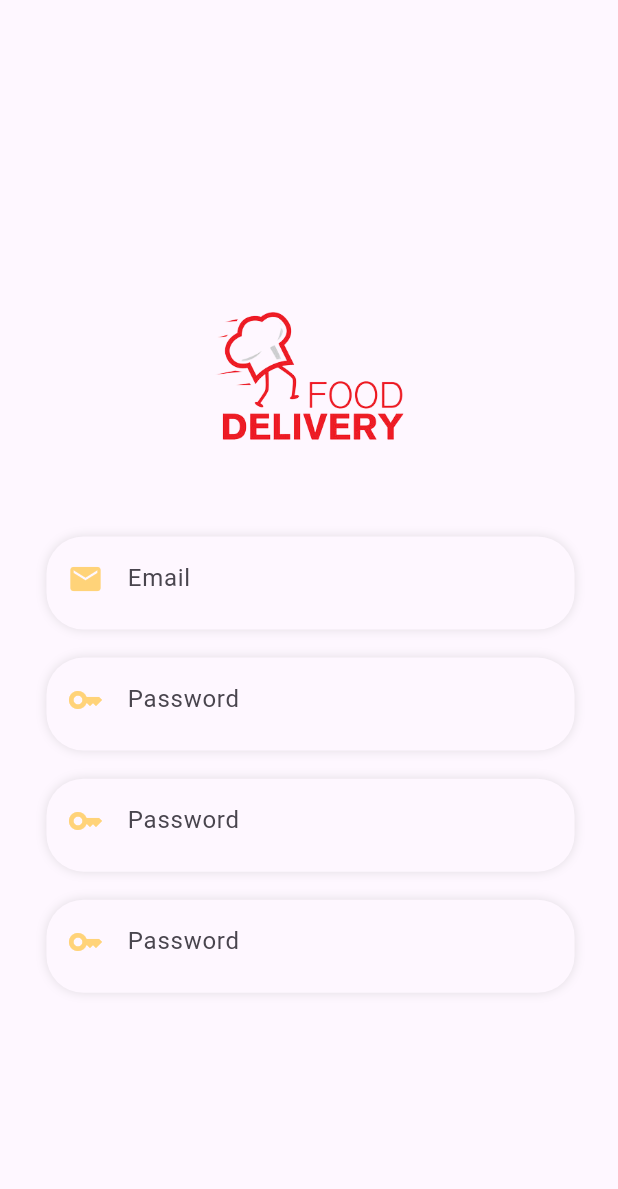
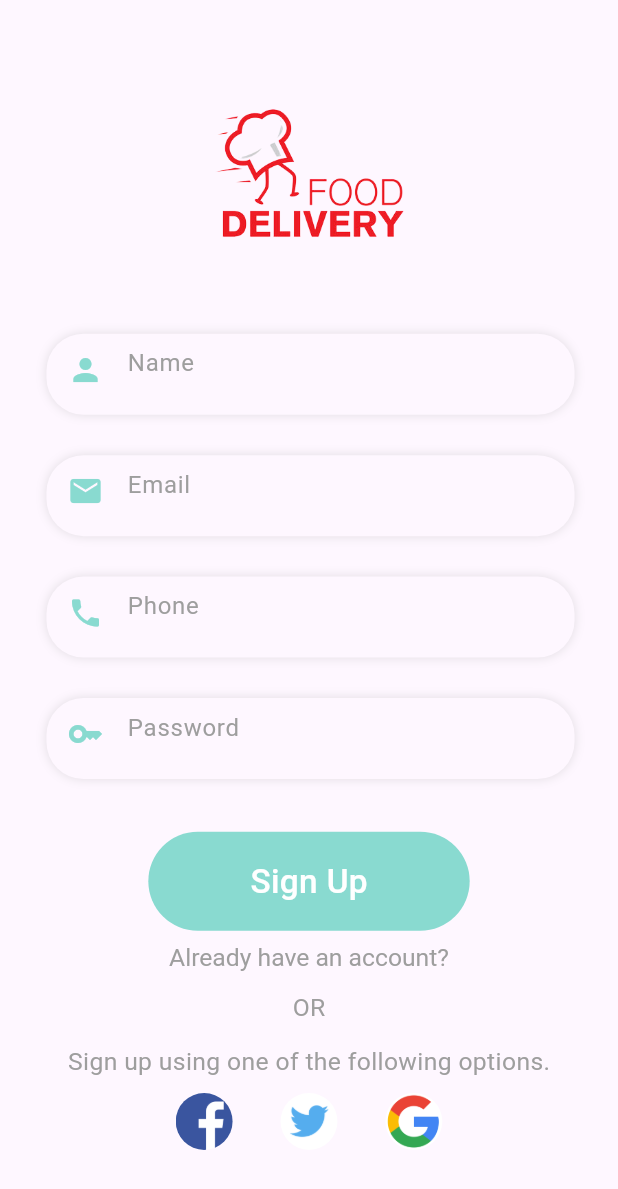
Before and after one commit to Wenster007/Food_Delivery_with_Backend, a Flutter app: the SignUpPage screen opened directly, on a phone screen of 412 x 824 dp. Shown: the top 1189 px of the screen. Run offline on Flutter 3.47's test engine with Material 2 defaults, Android fonts, the phone set to English and light mode, and no system bars; our stand-ins replace dots_indicator, get, persistent_bottom_nav_bar, shared_preferences; accounts and stored records are empty.

Commit message:
created the ui for the signup and login pages.

```diff
--- a/lib/main.dart
+++ b/lib/main.dart
@@ -1,5 +1,5 @@
 import 'package:flutter/material.dart';
-import 'package:food_delivery_with_backend/pages/splash/splash_screen.dart';
+import 'package:food_delivery_with_backend/pages/login/login_page.dart';
 import 'package:get/get.dart';
 import 'package:food_delivery_with_backend/helper/dependencies.dart' as dep;
 import 'package:food_delivery_with_backend/helper/dependencies2.dart' as dep2;
@@ -25,7 +25,7 @@ class MyApp extends StatelessWidget {
         colorScheme: ColorScheme.fromSeed(seedColor: Colors.deepPurple),
         useMaterial3: true,
       ),
-      home: const SplashScreen(),
+      home: const LoginPage(),
       // getPages: RouteHelper.routes,
     );
     // return GetBuilder<OrderController>(builder: (_) {
--- a/lib/pages/home/home_page.dart
+++ b/lib/pages/home/home_page.dart
@@ -1,7 +1,6 @@
 import 'package:flutter/material.dart';
 import 'package:food_delivery_with_backend/pages/cart/order_history.dart';
 import 'package:food_delivery_with_backend/pages/home/main_food_page.dart';
-import 'package:food_delivery_with_backend/pages/login/sign_up_page.dart';
 import 'package:food_delivery_with_backend/pages/profile/profile_page.dart';
 import 'package:food_delivery_with_backend/utils/colors.dart';
 import 'package:food_delivery_with_backend/utils/dimensions.dart';
@@ -17,7 +16,7 @@ class HomePage extends StatefulWidget {
 class _HomePageState extends State<HomePage> {
   List<Widget> pages = [
     const MainFoodPage(),
-    const SignUpPage(),
+    Center(child: Text("1"),),
     const OrderHistory(),
     const ProfilePage(),
   ];
--- a/lib/pages/login/sign_up_page.dart
+++ b/lib/pages/login/sign_up_page.dart
@@ -1,6 +1,10 @@
+import 'package:flutter/gestures.dart';
 import 'package:flutter/material.dart';
+import 'package:food_delivery_with_backend/utils/colors.dart';
 import 'package:food_delivery_with_backend/utils/dimensions.dart';
+import 'package:food_delivery_with_backend/widgets/big_text.dart';
 import 'package:food_delivery_with_backend/widgets/custom_text_field.dart';
+import 'package:get/get.dart';
 
 class SignUpPage extends StatelessWidget {
   const SignUpPage({Key? key}) : super(key: key);
@@ -9,13 +13,20 @@ class SignUpPage extends StatelessWidget {
   Widget build(BuildContext context) {
     final emailController = TextEditingController();
     final passController = TextEditingController();
+    final nameController = TextEditingController();
+    final phoneController = TextEditingController();
+
+    final List<String> imageOfLoginOptions = ["f.png", "t.png", "g.png"];
 
     return Scaffold(
-      body: Center(
-        child: SingleChildScrollView(
+      body: SingleChildScrollView(
+        physics: const BouncingScrollPhysics(),
         child: Column(
           mainAxisSize: MainAxisSize.min,
           children: [
+            SizedBox(
+              height: Dimensions.height * 0.04,
+            ),
             Container(
               height: Dimensions.height * 0.2,
               decoration: const BoxDecoration(
@@ -28,12 +39,28 @@ class SignUpPage extends StatelessWidget {
               height: Dimensions.height * 0.03,
             ),
             CustomTextField(
+              controller: nameController,
+              labelText: "Name",
+              icon: Icons.person,
+            ),
+            SizedBox(
+              height: Dimensions.height * 0.04,
+            ),
+            CustomTextField(
               controller: emailController,
               labelText: "Email",
-                icon: Icons.email,
+              icon: Icons.mail,
             ),
             SizedBox(
-                height: Dimensions.height * 0.03,
+              height: Dimensions.height * 0.04,
+            ),
+            CustomTextField(
+              controller: phoneController,
+              labelText: "Phone",
+              icon: Icons.phone,
+            ),
+            SizedBox(
+              height: Dimensions.height * 0.04,
             ),
             CustomTextField(
               controller: passController,
@@ -41,29 +68,72 @@ class SignUpPage extends StatelessWidget {
               isHiddenPass: true,
               icon: Icons.key,
             ),
-
             SizedBox(
-                height: Dimensions.height * 0.03,
+              height: Dimensions.height * 0.05,
             ),
-              CustomTextField(
-                controller: passController,
-                labelText: "Password",
-                isHiddenPass: true,
-                icon: Icons.key,
+            Container(
+              width: Dimensions.height * 0.26,
+              height: Dimensions.height * 0.08,
+              decoration: BoxDecoration(
+                borderRadius: BorderRadius.circular(Dimensions.height * 0.15),
+                color: AppColor.mainColor,
               ),
-
+              alignment: Alignment.center,
+              child: BigText(
+                text: "Sign Up",
+                color: Colors.white,
+                size: Dimensions.height * 0.027,
+              ),
+            ),
             SizedBox(
-                height: Dimensions.height * 0.03,
+              height: Dimensions.height * 0.01,
             ),
-              CustomTextField(
-                controller: passController,
-                labelText: "Password",
-                isHiddenPass: true,
-                icon: Icons.key,
+            RichText(
+              text: TextSpan(
+                recognizer: TapGestureRecognizer()
+                  ..onTap = () {
+                    Get.back();
+                  },
+                text: "Already have an account?",
+                style: TextStyle(
+                    fontSize: Dimensions.height * 0.02, color: Colors.grey),
               ),
-
+            ),
+            SizedBox(
+              height: Dimensions.height * 0.015,
+            ),
+            Text(
+              "OR",
+              style: TextStyle(
+                  fontSize: Dimensions.height * 0.02, color: Colors.grey),
+            ),
+            SizedBox(
+              height: Dimensions.height * 0.015,
+            ),
+            Text(
+              "Sign up using one of the following options.",
+              style: TextStyle(
+                  fontSize: Dimensions.height * 0.02, color: Colors.grey),
+            ),
+            SizedBox(
+              height: Dimensions.height * 0.01,
+            ),
+            Wrap(
+              children: List.generate(
+                3,
+                (index) => Padding(
+                  padding: const EdgeInsets.symmetric(horizontal: 16),
+                  child: CircleAvatar(
+                    radius: Dimensions.height * 0.023,
+                    backgroundImage: AssetImage(
+                      "assets/images/${imageOfLoginOptions[index]}",
+                    ),
+                    backgroundColor: Colors.white,
+                  ),
+                ),
+              ),
+            )
           ],
-          ),
         ),
       ),
     );
--- a/lib/widgets/custom_text_field.dart
+++ b/lib/widgets/custom_text_field.dart
@@ -34,9 +34,10 @@ class CustomTextField extends StatelessWidget {
         obscureText: isHiddenPass,
         controller: controller,
         decoration: InputDecoration(
-          label: Text(labelText),
+          hintText: labelText,
+          hintStyle: const TextStyle(color: Colors.grey),
           prefixIcon: Icon(icon),
-          prefixIconColor: AppColor.yellowColor,
+          prefixIconColor: AppColor.mainColor,
           border: InputBorder.none,
         ),
       ),
--- a/lib/widgets/profile_detail_items.dart
+++ b/lib/widgets/profile_detail_items.dart
@@ -45,7 +45,7 @@ class ProfileDetailItems extends StatelessWidget {
             SizedBox(
               width: Dimensions.height * 0.02,
             ),
-            BigText(text: text),
+            BigText(text: text, color: Colors.black54,),
           ],
         ),
       ),
```
Also changed, not shown: lib/pages/login/login_page.dart (added, +151 -0 lines), assets/images/f.png (added), assets/images/g.png (added), assets/images/t.png (added). Lines whose indentation alone changed are shown as unchanged.
